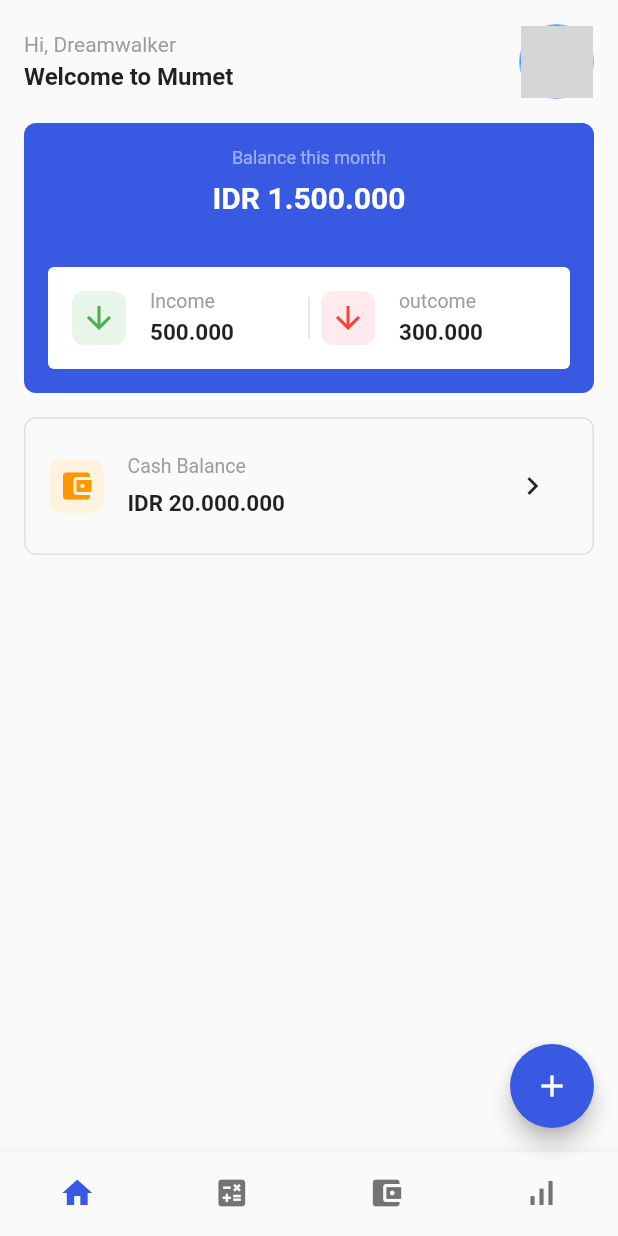
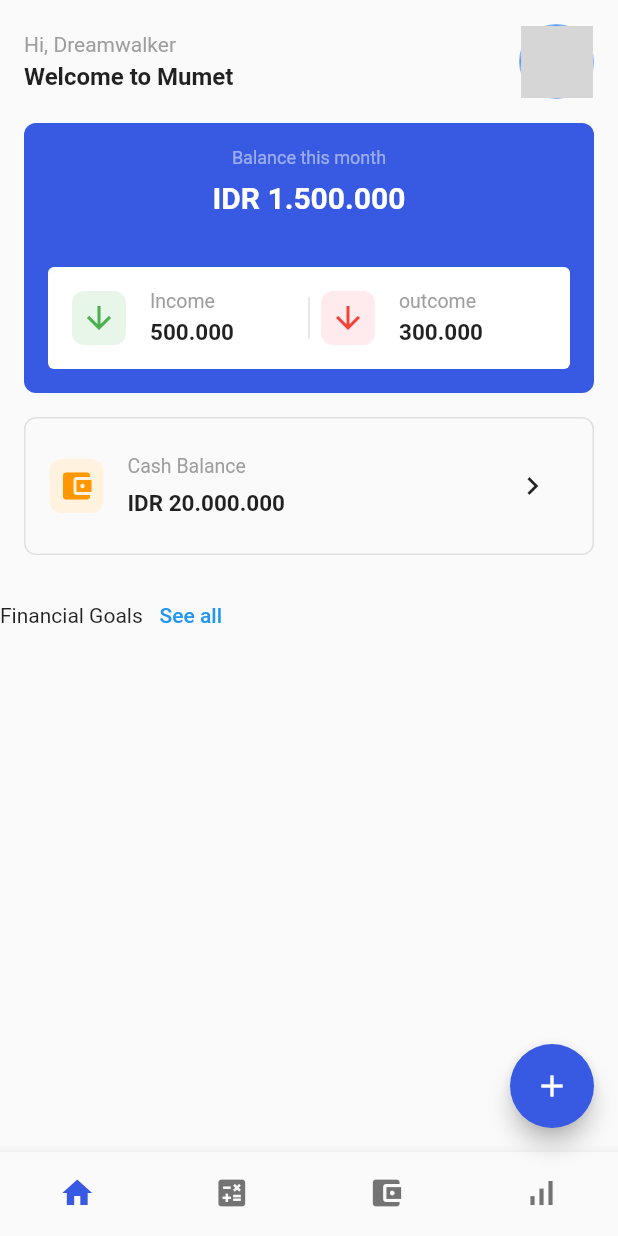
Before and after one commit to JAICHANGPARK/flutter_notebook_17th_story, a Flutter app: the screen it shows after launch, on a phone screen of 412 x 824 dp. Run offline on Flutter 3.47's test engine with Material 2 defaults, Android fonts, the phone set to English and light mode, and no system bars; our stand-ins replace cached_network_image, flutter_riverpod, ionicons; network calls fail; grey boxes are pictures that could not be loaded.

Commit message:
Update finance_home_component.dart

```diff
--- a/lib/ep1004_finance_app/src/ui/finance_home_component.dart
+++ b/lib/ep1004_finance_app/src/ui/finance_home_component.dart
@@ -254,6 +254,12 @@ class FinanceHomeComponent extends StatelessWidget {
                 ],
               ),
             ),
+          ),
+          Row(
+            children: [
+              Text("Financial Goals"),
+              TextButton(onPressed: (){}, child: Text("See all"))
+            ],
           )
         ],
       ),
```
